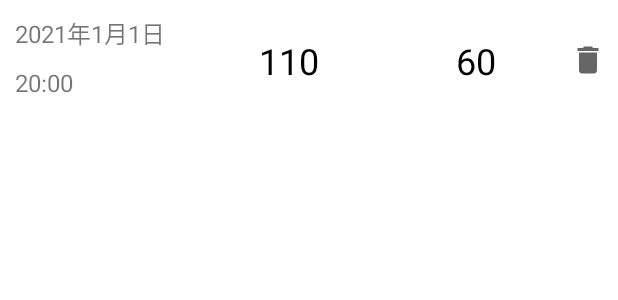
After one commit to tanyanbo/health_tracker, an Android app: the layout height_weight_list.xml on its own in the app's theme, with its tools: preview values and no code run, on a phone screen of 412 x 824 dp. The commit adds this screen. Shown: the top 300 px of the screen. Run offline under Robolectric (Android 15) with nearby library versions, the phone set to English and light mode, and no system bars.

Commit message:
recycler view for all fragments done

```diff
--- /dev/null
+++ b/app/src/main/res/layout/height_weight_list.xml
@@ -0,0 +1,68 @@
+<?xml version="1.0" encoding="utf-8"?>
+<androidx.constraintlayout.widget.ConstraintLayout xmlns:android="http://schemas.android.com/apk/res/android"
+    xmlns:app="http://schemas.android.com/apk/res-auto"
+    xmlns:tools="http://schemas.android.com/tools"
+    android:layout_width="match_parent"
+    android:layout_height="wrap_content"
+    android:paddingBottom="20dp">
+
+    <TextView
+        android:id="@+id/tvH"
+        android:layout_width="0dp"
+        android:layout_height="wrap_content"
+        android:layout_marginTop="24dp"
+        android:textColor="@color/black"
+        android:textSize="24sp"
+        android:textAlignment="center"
+        app:layout_constraintEnd_toStartOf="@+id/tvW"
+        app:layout_constraintHorizontal_bias="0.5"
+        app:layout_constraintStart_toEndOf="@+id/tvDt"
+        app:layout_constraintTop_toTopOf="parent"
+        tools:text="110" />
+
+    <TextView
+        android:id="@+id/tvW"
+        android:layout_width="0dp"
+        android:layout_height="wrap_content"
+        android:layout_marginTop="24dp"
+        android:textColor="@color/black"
+        android:textSize="24sp"
+        android:textAlignment="center"
+        app:layout_constraintEnd_toStartOf="@+id/imgDelete"
+        app:layout_constraintHorizontal_bias="0.5"
+        app:layout_constraintStart_toEndOf="@+id/tvH"
+        app:layout_constraintTop_toTopOf="parent"
+        tools:text="60" />
+
+    <TextView
+        android:id="@+id/tvDt"
+        android:layout_width="120dp"
+        android:layout_height="wrap_content"
+        android:layout_marginStart="10dp"
+        android:layout_marginTop="10dp"
+        android:textSize="16sp"
+        app:layout_constraintStart_toStartOf="parent"
+        app:layout_constraintTop_toTopOf="parent"
+        tools:text="2021年1月1日" />
+
+    <TextView
+        android:id="@+id/tvTm"
+        android:layout_width="120dp"
+        android:layout_height="wrap_content"
+        android:layout_marginStart="10dp"
+        android:layout_marginTop="10dp"
+        android:textSize="16sp"
+        app:layout_constraintStart_toStartOf="parent"
+        app:layout_constraintTop_toBottomOf="@id/tvDt"
+        tools:text="20:00" />
+
+    <ImageView
+        android:id="@+id/imgDelete"
+        android:layout_width="wrap_content"
+        android:layout_height="wrap_content"
+        app:srcCompat="@drawable/ic_baseline_delete_24"
+        app:layout_constraintEnd_toEndOf="parent"
+        app:layout_constraintTop_toTopOf="parent"
+        android:layout_marginTop="28dp"
+        android:layout_marginEnd="8dp"/>
+</androidx.constraintlayout.widget.ConstraintLayout>
```
Also changed, not shown: app/src/main/java/com/example/helloworldapp/healthtracker/glucose/GlucoseFragment.kt (+35 -0 lines), app/src/main/java/com/example/helloworldapp/healthtracker/glucose/GlucoseRecyclerViewAdapter.kt (added, +108 -0 lines), app/src/main/java/com/example/helloworldapp/healthtracker/heightWeight/HeightWeightFragment.kt (+34 -0 lines), app/src/main/java/com/example/helloworldapp/healthtracker/heightWeight/HeightWeightRecyclerViewAdapter.kt (added, +100 -0 lines), app/src/main/java/com/example/helloworldapp/healthtracker/viewModel/ViewModel.kt (+25 -0 lines), app/src/main/res/layout/glucose_list.xml (added, +54 -0 lines).
